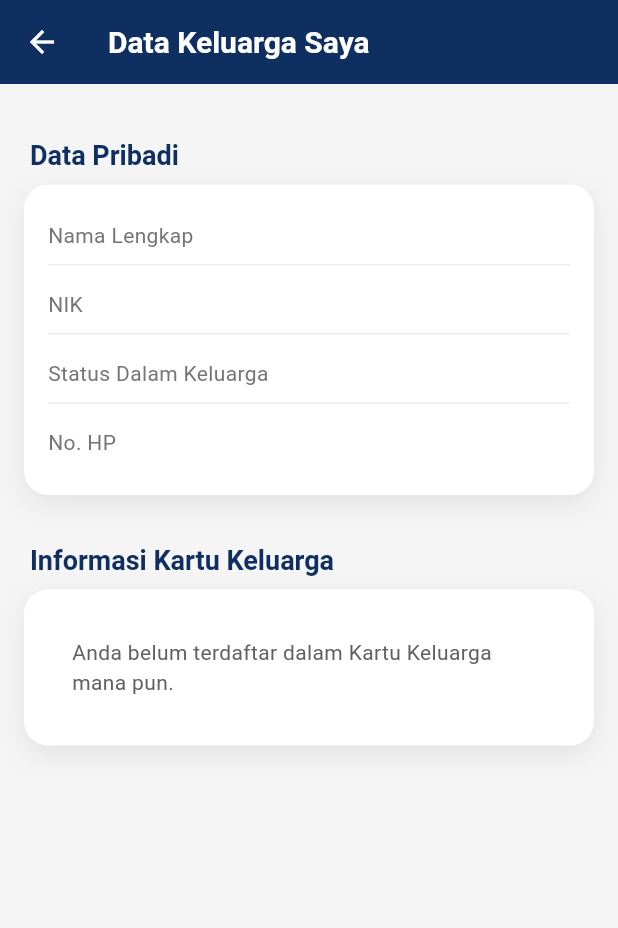
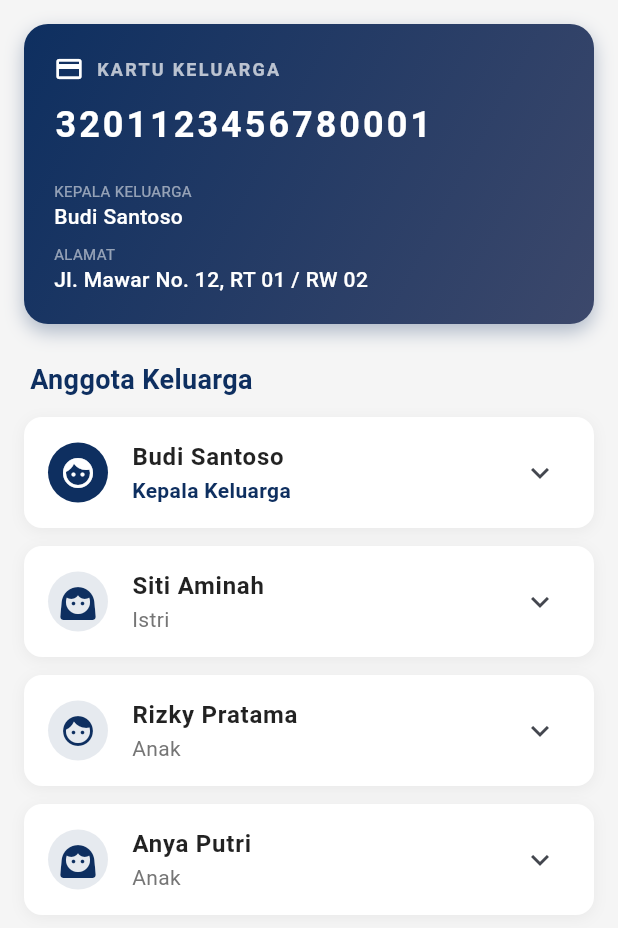
Before and after one commit to khoirul2003/pbl_desakita, a Flutter app: the KeluargaWargaScreen screen opened directly, on a phone screen of 412 x 824 dp. Shown: the top 928 px of the screen. Run offline on Flutter 3.47's test engine with Material 3 defaults, Android fonts, the phone set to English and light mode, and no system bars; our stand-ins replace camera, dio, fl_chart, flutter_secure_storage, flutter_spinkit, image_picker and 2 more; accounts and stored records are empty.

Commit message:
memnindah kan file palceholder ke kegiatan keluarga warga screen

```diff
--- a/frontend/lib/screens/warga/keluarga_warga_screen.dart
+++ b/frontend/lib/screens/warga/keluarga_warga_screen.dart
@@ -1,194 +1,262 @@
-// screens/warga/keluarga_warga_screen.dart
+// File: lib/screens/warga/keluarga_warga_screen.dart
 import 'package:flutter/material.dart';
-import 'package:provider/provider.dart';
-import 'package:frontend/models/user_model.dart'; // Untuk class Warga dan Keluarga
-import 'package:frontend/state/auth_provider.dart';
-import 'package:frontend/screens/warga/Detail_Keluarga_Screen.dart'; // <<< IMPORT INI
 
+// Konstanta warna (Bisa juga dipindah ke file theme terpisah agar lebih rapi)
 const Color _primaryColor = Color(0xFF0E2F60);
+const Color _accentColor = Color(0xFF3C486B);
 const Color _backgroundColor = Color(0xFFF5F5F5);
-const Color _accentColor = Color(0xFF3C486B);
 
 class KeluargaWargaScreen extends StatelessWidget {
   const KeluargaWargaScreen({super.key});
 
-  // Widget Bantuan: Detail Row
-  Widget _buildDetailRow(String title, String? value, {bool showDivider = true}) {
-    String displayValue = value ?? "-";
+  @override
+  Widget build(BuildContext context) {
+    // --- DATA DUMMY ---
+    final Map<String, String> infoKK = {
+      "No. KK": "3201123456780001",
+      "Kepala Keluarga": "Budi Santoso",
+      "Alamat": "Jl. Mawar No. 12, RT 01 / RW 02",
+      "Desa/Kelurahan": "Sukamaju",
+    };
 
-    // Menghandle status dalam keluarga (menghilangkan underscore)
-    if (title.toLowerCase().contains("status dalam keluarga")) {
-      displayValue = displayValue.replaceAll('_', ' ');
-    }
+    final List<Map<String, String>> anggotaKeluarga = [
+      {
+        "nama": "Budi Santoso",
+        "nik": "3201123456780001",
+        "status": "Kepala Keluarga",
+        "jk": "Laki-laki",
+        "ttl": "Bandung, 12-08-1980",
+        "agama": "Islam",
+        "pekerjaan": "Wiraswasta",
+      },
+      {
+        "nama": "Siti Aminah",
+        "nik": "3201123456780002",
+        "status": "Istri",
+        "jk": "Perempuan",
+        "ttl": "Jakarta, 05-03-1985",
+        "agama": "Islam",
+        "pekerjaan": "Ibu Rumah Tangga",
+      },
+      {
+        "nama": "Rizky Pratama",
+        "nik": "3201123456780003",
+        "status": "Anak",
+        "jk": "Laki-laki",
+        "ttl": "Bandung, 20-01-2010",
+        "agama": "Islam",
+        "pekerjaan": "Pelajar/Mahasiswa",
+      },
+      {
+        "nama": "Anya Putri",
+        "nik": "3201123456780004",
+        "status": "Anak",
+        "jk": "Perempuan",
+        "ttl": "Bandung, 15-06-2015",
+        "agama": "Islam",
+        "pekerjaan": "Belum/Tidak Bekerja",
+      },
+    ];
+    // -------------------
 
-    return Padding(
-      padding: const EdgeInsets.symmetric(vertical: 8.0),
+    return Scaffold(
+      backgroundColor: _backgroundColor,
+      // AppBar opsional, jika ingin ada tombol back atau judul di atas
+      // appBar: AppBar(title: const Text("Data Keluarga"), backgroundColor: _primaryColor),
+      body: SingleChildScrollView(
+        padding: const EdgeInsets.all(16.0),
         child: Column(
-        children: [
-          Row(
-            mainAxisAlignment: MainAxisAlignment.spaceBetween,
           crossAxisAlignment: CrossAxisAlignment.start,
           children: [
+            // 1. Header Kartu Keluarga
+            Container(
+              width: double.infinity,
+              padding: const EdgeInsets.all(20),
+              decoration: BoxDecoration(
+                gradient: const LinearGradient(
+                  colors: [_primaryColor, _accentColor],
+                  begin: Alignment.topLeft,
+                  end: Alignment.bottomRight,
+                ),
+                borderRadius: BorderRadius.circular(16),
+                boxShadow: [
+                  BoxShadow(
+                    color: _primaryColor.withOpacity(0.3),
+                    blurRadius: 10,
+                    offset: const Offset(0, 5),
+                  ),
+                ],
+              ),
+              child: Column(
+                crossAxisAlignment: CrossAxisAlignment.start,
+                children: [
+                  const Row(
+                    children: [
+                      Icon(Icons.credit_card, color: Colors.white, size: 20),
+                      SizedBox(width: 8),
                       Text(
-                title,
-                style: TextStyle(color: Colors.grey[600], fontSize: 14),
-              ),
-              const SizedBox(width: 16),
-              Expanded(
-                child: Text(
-                  displayValue,
-                  textAlign: TextAlign.right,
-                  style: const TextStyle(fontSize: 15, fontWeight: FontWeight.w600, color: Colors.black87),
+                        "KARTU KELUARGA",
+                        style: TextStyle(
+                          color: Colors.white70,
+                          letterSpacing: 1.5,
+                          fontSize: 12,
+                          fontWeight: FontWeight.bold,
                         ),
                       ),
                     ],
                   ),
-          if (showDivider)
-            Padding(
-              padding: const EdgeInsets.only(top: 8.0),
-              child: Divider(height: 1, color: Colors.grey[200]),
-            ),
-        ],
-      ),
-    );
-  }
-
-  // Widget Bantuan: Card Wrapper
-  // DIBUAT DENGAN OPTION ONTAP
-  Widget _buildCardWrapper({required Widget child, EdgeInsets padding = const EdgeInsets.all(16), VoidCallback? onTap}) {
-    return GestureDetector(
-      onTap: onTap,
-      child: Container(
-        margin: const EdgeInsets.only(bottom: 16),
-        decoration: BoxDecoration(
+                  const SizedBox(height: 10),
+                  Text(
+                    infoKK['No. KK']!,
+                    style: const TextStyle(
                       color: Colors.white,
-          borderRadius: BorderRadius.circular(16),
-          boxShadow: [
-            BoxShadow(
-              color: Colors.black.withOpacity(0.08),
-              blurRadius: 16,
-              offset: const Offset(0, 6),
-            )
-          ],
-        ),
-        padding: padding,
-        child: child,
-      ),
-    );
-  }
-
-  // Widget Bantuan: Section Title
-  Widget _buildSectionTitle(BuildContext context, String title) {
-    return Padding(
-      padding: const EdgeInsets.only(top: 16.0, bottom: 8.0, left: 4),
-      child: Text(
-        title,
-        style: Theme.of(context).textTheme.titleLarge?.copyWith(
-          color: _primaryColor,
-          fontWeight: FontWeight.w700,
-          fontSize: 18,
+                      fontSize: 24,
+                      fontWeight: FontWeight.bold,
+                      letterSpacing: 2,
                     ),
                   ),
-    );
-  }
-
-  @override
-  Widget build(BuildContext context) {
-    final authProvider = context.watch<AuthProvider>();
-    final warga = authProvider.user?.warga;
-
-    if (warga == null) {
-      return const Center(child: Text("Data Warga tidak ditemukan."));
-    }
-
-    final Keluarga? keluarga = warga.keluarga;
-
-    return Scaffold(
-      backgroundColor: _backgroundColor,
-      appBar: AppBar(
-        title: const Text("Data Keluarga Saya"),
-        backgroundColor: _primaryColor,
-        foregroundColor: Colors.white,
-      ),
-      body: SingleChildScrollView(
-        padding: const EdgeInsets.symmetric(horizontal: 16.0, vertical: 20),
-        child: Column(
-          crossAxisAlignment: CrossAxisAlignment.start,
-          children: [
-            // --- KARTU DATA PRIBADI ---
-            _buildSectionTitle(context, "Data Pribadi"),
-            _buildCardWrapper(
-              child: Column(
-                children: [
-                  _buildDetailRow("Nama Lengkap", warga.namaLengkap),
-                  _buildDetailRow("NIK", warga.nik),
-                  _buildDetailRow("Status Dalam Keluarga", warga.statusDalamKeluarga),
-                  _buildDetailRow("No. HP", warga.noHp, showDivider: false),
+                  const SizedBox(height: 20),
+                  _buildHeaderInfo("Kepala Keluarga", infoKK['Kepala Keluarga']!),
+                  const SizedBox(height: 8),
+                  _buildHeaderInfo("Alamat", infoKK['Alamat']!),
                 ],
               ),
             ),
 
-            // --- KARTU DATA KELUARGA (KK) - BLOK KONDISIONAL DENGAN NAVIGASI ---
+            const SizedBox(height: 24),
 
-            if (keluarga != null) ...[ // KONDISI 1: Keluarga Lengkap
-              _buildSectionTitle(context, "Informasi Kartu Keluarga"),
-              _buildCardWrapper(
-                onTap: () {
-                    // NAVIGASI KE DETAIL KELUARGA (Anggap keluarga.noKk adalah nama keluarga)
-                    Navigator.of(context).push(
-                      MaterialPageRoute(
-                        builder: (ctx) => DetailKeluargaScreen(
-                          idKeluarga: keluarga.id, // ID Keluarga
-                          namaKeluarga: keluarga.noKk, // Menggunakan No KK sebagai nama/judul
-                        ),
-                      ),
-                    );
-                },
-                child: Column(
-                  children: [
-                    _buildDetailRow("Nomor KK", keluarga.noKk),
-                    _buildDetailRow("Kepala Keluarga ID", keluarga.kepalaKeluargaId?.toString()),
-                    _buildDetailRow("RT/RW Domisili", "${keluarga.rt} / ${keluarga.rw}"),
-                    // Tambahkan indikator bahwa card dapat diklik
-                    const Align(
-                        alignment: Alignment.centerRight,
-                        child: Text("KETUK UNTUK DETAIL >", style: TextStyle(color: _primaryColor, fontSize: 12, fontWeight: FontWeight.bold))),
-                    const SizedBox(height: 4),
-                  ],
-                ),
-              ),
-            ] else if (warga.keluargaId != null) ...[
-            // KONDISI 2: KK ID ada, tapi detail keluarga kosong (Tidak bisa diklik karena data kurang)
-              _buildSectionTitle(context, "Informasi Kartu Keluarga"),
-              _buildCardWrapper(
-                child: Center(
-                  child: Padding(
-                    padding: const EdgeInsets.all(16.0),
+            // 2. Judul Section Anggota
+            const Padding(
+              padding: EdgeInsets.only(left: 4, bottom: 12),
               child: Text(
-                      "Nomor KK: ${warga.keluargaId}\nDetail data keluarga tidak termuat. Harap hubungi Admin.",
-                      textAlign: TextAlign.center,
-                      style: TextStyle(color: Colors.grey[700]),
+                "Anggota Keluarga",
+                style: TextStyle(
+                  fontSize: 18,
+                  fontWeight: FontWeight.bold,
+                  color: _primaryColor,
                 ),
               ),
             ),
+
+            // 3. List Anggota Keluarga
+            ListView.builder(
+              shrinkWrap: true,
+              physics: const NeverScrollableScrollPhysics(),
+              itemCount: anggotaKeluarga.length,
+              itemBuilder: (context, index) {
+                final member = anggotaKeluarga[index];
+                return _buildMemberCard(member);
+              },
             ),
-            ] else ...[ // KONDISI 3: Belum terdaftar dalam KK
-              _buildSectionTitle(context, "Informasi Kartu Keluarga"),
-              _buildCardWrapper(
-                  child: Center(
-                      child: Padding(
-                          padding: const EdgeInsets.all(16.0),
-                          child: Text("Anda belum terdaftar dalam Kartu Keluarga mana pun.", style: TextStyle(color: Colors.grey[700]),
-                          ),
-                      ),
-                  ),
-              ),
-            ],
-
              const SizedBox(height: 40),
           ],
         ),
       ),
     );
   }
+
+  Widget _buildHeaderInfo(String label, String value) {
+    return Column(
+      crossAxisAlignment: CrossAxisAlignment.start,
+      children: [
+        Text(
+          label.toUpperCase(),
+          style: const TextStyle(color: Colors.white54, fontSize: 10),
+        ),
+        Text(
+          value,
+          style: const TextStyle(
+            color: Colors.white,
+            fontSize: 14,
+            fontWeight: FontWeight.w500,
+          ),
+          maxLines: 2,
+          overflow: TextOverflow.ellipsis,
+        ),
+      ],
+    );
   }
+
+  Widget _buildMemberCard(Map<String, String> member) {
+    bool isHead = member['status'] == "Kepala Keluarga";
+
+    return Container(
+      margin: const EdgeInsets.only(bottom: 12),
+      decoration: BoxDecoration(
+        color: Colors.white,
+        borderRadius: BorderRadius.circular(12),
+        boxShadow: [
+          BoxShadow(
+            color: Colors.black.withOpacity(0.05),
+            blurRadius: 8,
+            offset: const Offset(0, 2),
+          ),
+        ],
+      ),
+      child: ExpansionTile(
+        shape: const Border(),
+        leading: CircleAvatar(
+          backgroundColor: isHead ? _primaryColor : _primaryColor.withOpacity(0.1),
+          child: Icon(
+            member['jk'] == "Laki-laki" ? Icons.face : Icons.face_3,
+            color: isHead ? Colors.white : _primaryColor,
+          ),
+        ),
+        title: Text(
+          member['nama']!,
+          style: const TextStyle(
+            fontWeight: FontWeight.bold,
+            fontSize: 16,
+            color: Colors.black87,
+          ),
+        ),
+        subtitle: Text(
+          member['status']!,
+          style: TextStyle(
+            color: isHead ? _primaryColor : Colors.grey[600],
+            fontWeight: isHead ? FontWeight.w600 : FontWeight.normal,
+          ),
+        ),
+        childrenPadding: const EdgeInsets.fromLTRB(16, 0, 16, 16),
+        expandedCrossAxisAlignment: CrossAxisAlignment.start,
+        children: [
+          const Divider(),
+          _buildDetailRow(Icons.badge, "NIK", member['nik']!),
+          _buildDetailRow(Icons.cake, "TTL", member['ttl']!),
+          _buildDetailRow(Icons.people, "Jenis Kelamin", member['jk']!),
+          _buildDetailRow(Icons.mosque, "Agama", member['agama']!),
+          _buildDetailRow(Icons.work, "Pekerjaan", member['pekerjaan']!),
+        ],
+      ),
+    );
+  }
+
+  Widget _buildDetailRow(IconData icon, String label, String value) {
+    return Padding(
+      padding: const EdgeInsets.symmetric(vertical: 4),
+      child: Row(
+        children: [
+          Icon(icon, size: 16, color: Colors.grey[400]),
+          const SizedBox(width: 12),
+          SizedBox(
+            width: 100,
+            child: Text(
+              label,
+              style: TextStyle(color: Colors.grey[600], fontSize: 13),
+            ),
+          ),
+          Expanded(
+            child: Text(
+              value,
+              style: const TextStyle(
+                color: Colors.black87,
+                fontWeight: FontWeight.w500,
+                fontSize: 13,
+              ),
+            ),
+          ),
+        ],
+      ),
+    );
+  }
+}
```
Lines whose indentation alone changed are shown as unchanged.
